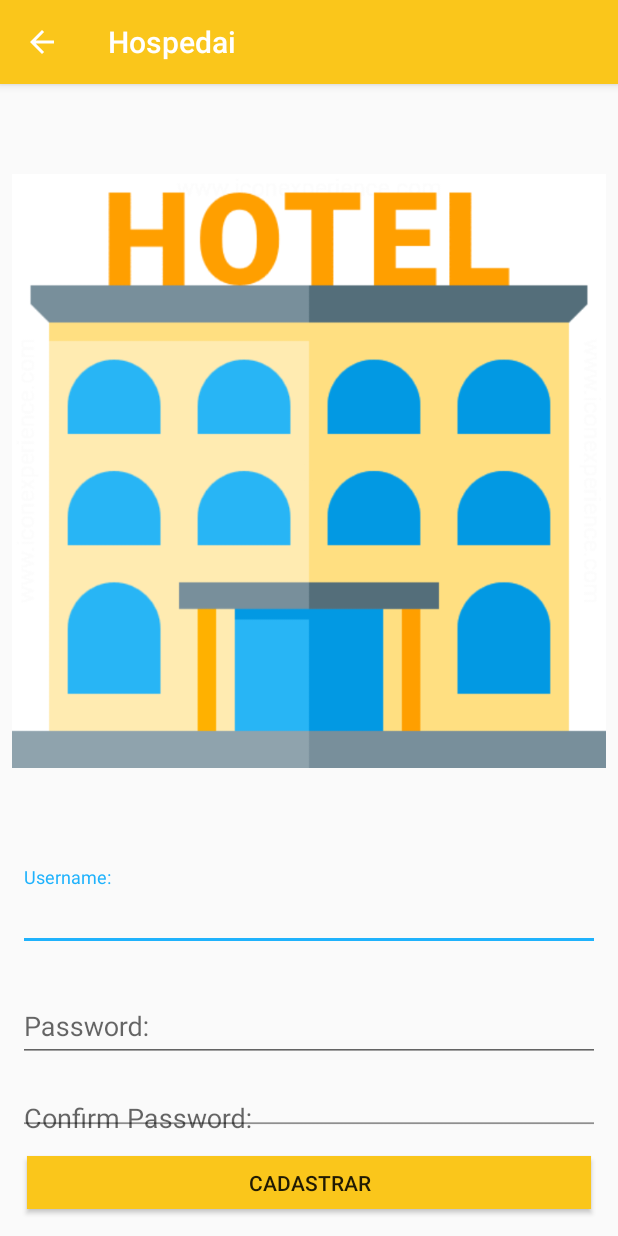
After one commit to HipolitoJr/hospedai-app-android, an Android app: the CadastrarActivity screen opened directly, with no data from a screen before it, on a phone screen of 412 x 824 dp. The commit adds this screen. Run offline under Robolectric (Android 15) with nearby library versions, the phone set to English and light mode, and no system bars.

Commit message:
Criação da funcionalidade de Cadastro (SignUp) e Personalização do Layout da tela. Personalização das Funcionalidades do Login.

```diff
--- a/app/src/main/AndroidManifest.xml
+++ b/app/src/main/AndroidManifest.xml
@@ -18,7 +18,8 @@
                 <category android:name="android.intent.category.LAUNCHER" />
             </intent-filter>
         </activity>
-        <activity android:name=".MenuActivity"></activity>
+        <activity android:name=".MenuActivity" />
+        <activity android:name=".CadastrarActivity" android:parentActivityName=".LoginActivity"></activity>
     </application>
 
 </manifest>
--- /dev/null
+++ b/app/src/main/java/com/example/hipolito/hospedai/CadastrarActivity.kt
@@ -0,0 +1,77 @@
+package com.example.hipolito.hospedai
+
+import android.app.ProgressDialog
+import android.support.v7.app.AppCompatActivity
+import android.os.Bundle
+import android.widget.Toast
+import com.example.hipolito.hospedai.api.APIService
+import com.example.hipolito.hospedai.model.Usuario
+import kotlinx.android.synthetic.main.activity_cadastrar.*
+import retrofit2.Call
+import retrofit2.Callback
+import retrofit2.Response
+
+class CadastrarActivity : AppCompatActivity() {
+
+    private lateinit var apiService: APIService
+    private lateinit var progressDialog: ProgressDialog
+
+    override fun onCreate(savedInstanceState: Bundle?) {
+        super.onCreate(savedInstanceState)
+        setContentView(R.layout.activity_cadastrar)
+        initComponents()
+
+    }
+
+    private fun initComponents() {
+
+        apiService = APIService("")
+
+        progressDialog = initPgDialog()
+
+        btnCadastrar.setOnClickListener({
+            progressDialog.show()
+            registrarUsuario(criarUsuario())
+
+        })
+
+    }
+
+    private fun initPgDialog(): ProgressDialog {
+        val pgDialog = ProgressDialog(this)
+        pgDialog.setMessage("Aguarde...")
+        return pgDialog
+    }
+
+    private fun registrarUsuario(usuario: Usuario) {
+
+        val cadastroUsuario = apiService.cadastroEndPoint.cadastroUsuario(usuario)
+
+        cadastroUsuario.enqueue(object : Callback<Usuario>{
+            override fun onFailure(call: Call<Usuario>?, t: Throwable?) {
+                progressDialog.hide()
+                Toast.makeText(this@CadastrarActivity, "Failure: " + t!!.cause.toString(), Toast.LENGTH_SHORT).show()
+            }
+
+            override fun onResponse(call: Call<Usuario>?, response: Response<Usuario>?) {
+                if (response!!.isSuccessful){
+                    Toast.makeText(this@CadastrarActivity, "Registrado!", Toast.LENGTH_SHORT).show()
+                    finish()
+                }else{
+                    progressDialog.hide()
+                    Toast.makeText(this@CadastrarActivity, "Erro: " + response.code(), Toast.LENGTH_SHORT).show()
+                }
+            }
+        })
+
+
+    }
+
+    private fun criarUsuario(): Usuario {
+        val username = editUsuarioCadastrar.text.toString()
+        val password = editSenhaCadastrar.text.toString()
+
+        val usuario = Usuario(password, username)
+        return usuario
+    }
+}
--- a/app/src/main/java/com/example/hipolito/hospedai/api/APIService.kt
+++ b/app/src/main/java/com/example/hipolito/hospedai/api/APIService.kt
@@ -1,5 +1,6 @@
 package com.example.hipolito.hospedai.api
 
+import com.example.hipolito.hospedai.api.endpoints.CadastroEndPoint
 import com.example.hipolito.hospedai.api.endpoints.LoginEndPoint
 import okhttp3.OkHttpClient
 import retrofit2.Retrofit
@@ -11,12 +12,13 @@ import retrofit2.converter.gson.GsonConverterFactory
 
 class APIService{
 
-    private val BASE_URL = "http://192.168.0.21:8000/api/v1/"
+    private val BASE_URL = "http://10.0.20.66:8000/api/v1/"
 
     private lateinit var retrofit: Retrofit
     private lateinit var interceptorAPI: InterceptorAPI
 
-    public lateinit var loginEndPoint: LoginEndPoint
+    lateinit var loginEndPoint: LoginEndPoint
+    lateinit var cadastroEndPoint: CadastroEndPoint
 
     constructor(TOKEN: String){
 
@@ -34,5 +36,6 @@ class APIService{
                 .build()
 
         loginEndPoint = this.retrofit.create(LoginEndPoint::class.java)
+        cadastroEndPoint = this.retrofit.create(CadastroEndPoint::class.java)
     }
 }
--- /dev/null
+++ b/app/src/main/java/com/example/hipolito/hospedai/api/endpoints/CadastroEndPoint.kt
@@ -0,0 +1,16 @@
+package com.example.hipolito.hospedai.api.endpoints
+
+import com.example.hipolito.hospedai.model.Usuario
+import retrofit2.Call
+import retrofit2.http.Body
+import retrofit2.http.POST
+
+/**
+ * Created by hipolito on 02/03/18.
+ */
+interface CadastroEndPoint {
+
+    @POST("usuarios/")
+    fun cadastroUsuario(@Body usuario: Usuario): Call<Usuario>
+
+}
--- a/app/src/main/java/com/example/hipolito/hospedai/api/endpoints/LoginEndPoint.kt
+++ b/app/src/main/java/com/example/hipolito/hospedai/api/endpoints/LoginEndPoint.kt
@@ -1,7 +1,7 @@
 package com.example.hipolito.hospedai.api.endpoints
 
-import com.example.hipolito.hospedai.models.TokenAPIModel
-import com.example.hipolito.hospedai.models.Usuario
+import com.example.hipolito.hospedai.model.TokenAPIModel
+import com.example.hipolito.hospedai.model.Usuario
 import retrofit2.Call
 import retrofit2.http.Body
 import retrofit2.http.POST
--- a/app/src/main/java/com/example/hipolito/hospedai/models/TokenAPIModel.kt
+++ b/app/src/main/java/com/example/hipolito/hospedai/model/TokenAPIModel.kt
@@ -1,4 +1,4 @@
-package com.example.hipolito.hospedai.models
+package com.example.hipolito.hospedai.model
 
 import com.google.gson.annotations.SerializedName
 
--- a/app/src/main/java/com/example/hipolito/hospedai/util/SecurityPreferences.kt
+++ b/app/src/main/java/com/example/hipolito/hospedai/util/SecurityPreferences.kt
@@ -12,11 +12,11 @@ class SecurityPreferences(context: Context) {
 
 
     fun saveString(key: String, value: String){
-        sharedPreferences.edit().putString(key, value)
+        sharedPreferences.edit().putString(key, value).apply()
     }
 
     fun getSavedString(key: String): String{
-        return sharedPreferences.getString(key, null)
+        return sharedPreferences.getString(key, "")
     }
 
     fun saveInt(key: String, value: Int){
@@ -44,7 +44,7 @@ class SecurityPreferences(context: Context) {
     }
 
     fun saveLong(key: String, value: Long){
-        sharedPreferences.edit().putLong(key, value)
+        sharedPreferences.edit().putLong(key, value).apply()
     }
 
     fun getSavedLong(key: String): Long{
--- /dev/null
+++ b/app/src/main/res/layout/activity_cadastrar.xml
@@ -0,0 +1,93 @@
+<?xml version="1.0" encoding="utf-8"?>
+<LinearLayout
+    xmlns:android="http://schemas.android.com/apk/res/android"
+    xmlns:app="http://schemas.android.com/apk/res-auto"
+    xmlns:tools="http://schemas.android.com/tools"
+    android:layout_width="match_parent"
+    android:layout_height="match_parent"
+    android:orientation="vertical"
+    tools:context="com.example.hipolito.hospedai.CadastrarActivity">
+
+    <LinearLayout
+        android:padding="8dp"
+        android:orientation="vertical"
+        android:layout_width="match_parent"
+        android:layout_height="wrap_content">
+
+        <ImageView
+            android:src="@drawable/ic_hotel"
+            android:layout_width="match_parent"
+            android:layout_height="0dp"
+            android:layout_weight="1"/>
+
+        <LinearLayout
+            android:orientation="vertical"
+            android:layout_width="match_parent"
+            android:layout_height="0dp"
+            android:layout_weight="2">
+
+            <android.support.design.widget.TextInputLayout
+                android:padding="4dp"
+                android:layout_marginTop="10dp"
+                android:layout_width="match_parent"
+                android:layout_height="wrap_content">
+
+                <EditText
+                    android:id="@+id/editUsuarioCadastrar"
+                    android:inputType="textEmailAddress"
+                    android:hint="Username: "
+                    android:layout_width="match_parent"
+                    android:layout_height="wrap_content" />
+
+            </android.support.design.widget.TextInputLayout>
+
+            <android.support.design.widget.TextInputLayout
+                android:padding="4dp"
+                android:layout_marginTop="10dp"
+                android:layout_width="match_parent"
+                android:layout_height="wrap_content">
+
+                <EditText
+                    android:id="@+id/editSenhaCadastrar"
+                    android:inputType="textPassword"
+                    android:hint="Password: "
+                    android:layout_width="match_parent"
+                    android:layout_height="wrap_content" />
+
+            </android.support.design.widget.TextInputLayout>
+
+            <android.support.design.widget.TextInputLayout
+                android:padding="4dp"
+                android:layout_marginTop="10dp"
+                android:layout_width="match_parent"
+                android:layout_height="wrap_content">
+
+                <EditText
+                    android:id="@+id/editSenha2Cadastrar"
+                    android:inputType="textPassword"
+                    android:hint="Confirm Password: "
+                    android:layout_width="match_parent"
+                    android:layout_height="wrap_content" />
+
+            </android.support.design.widget.TextInputLayout>
+
+        </LinearLayout>
+
+        <LinearLayout
+            android:layout_width="match_parent"
+            android:layout_height="0dp"
+            android:layout_weight="1">
+
+            <Button
+                android:id="@+id/btnCadastrar"
+                android:background="@color/colorPrimary"
+                android:text="Cadastrar"
+                android:layout_margin="10dp"
+                android:layout_width="match_parent"
+                android:layout_height="wrap_content" />
+
+        </LinearLayout>
+
+    </LinearLayout>
+
+</LinearLayout>
--- a/app/src/main/res/layout/activity_login.xml
+++ b/app/src/main/res/layout/activity_login.xml
@@ -59,6 +59,7 @@
         </android.support.design.widget.TextInputLayout>
 
         <TextView
+            android:id="@+id/btnCadastrarLogin"
             android:text="Cadastre-se"
             android:layout_marginTop="20dp"
             android:layout_gravity="center"
```
Also changed, not shown: app/src/main/java/com/example/hipolito/hospedai/LoginActivity.kt (+35 -7 lines), app/src/main/java/com/example/hipolito/hospedai/model/Usuario.kt (renamed from app/src/main/java/com/example/hipolito/hospedai/models/Usuario.kt, +3 -4 lines).
